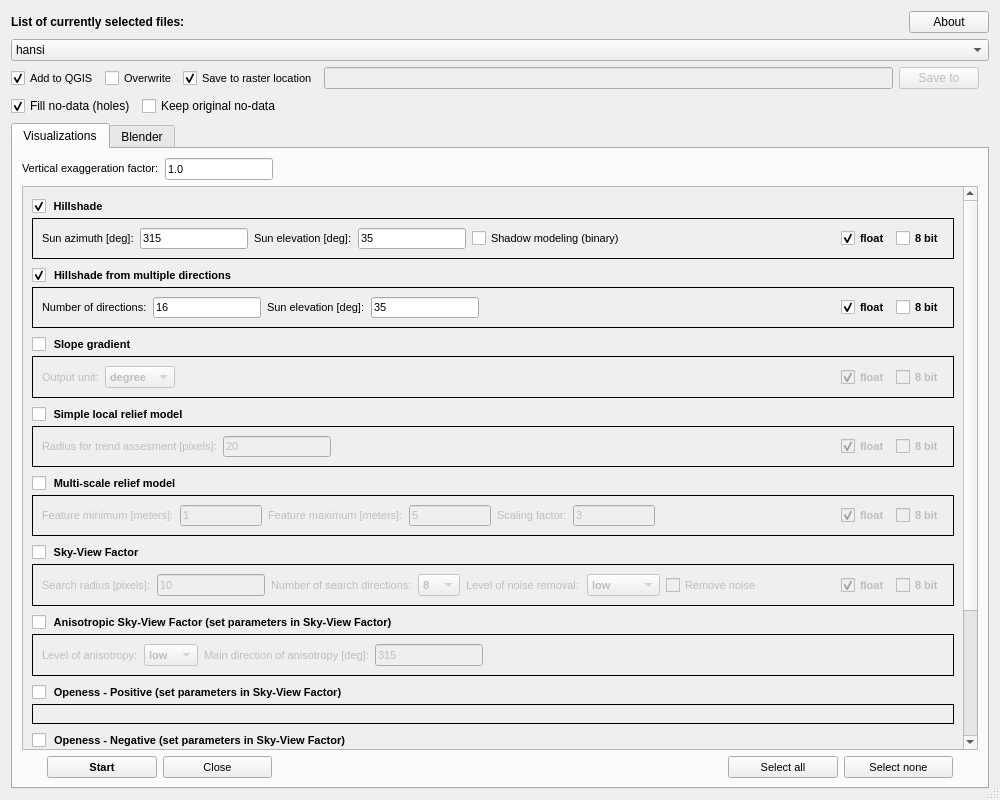
Before: the Qt Designer form qrvt_dialog_base.ui in EarthObservation/rvt-qgis, drawn with Qt 5.
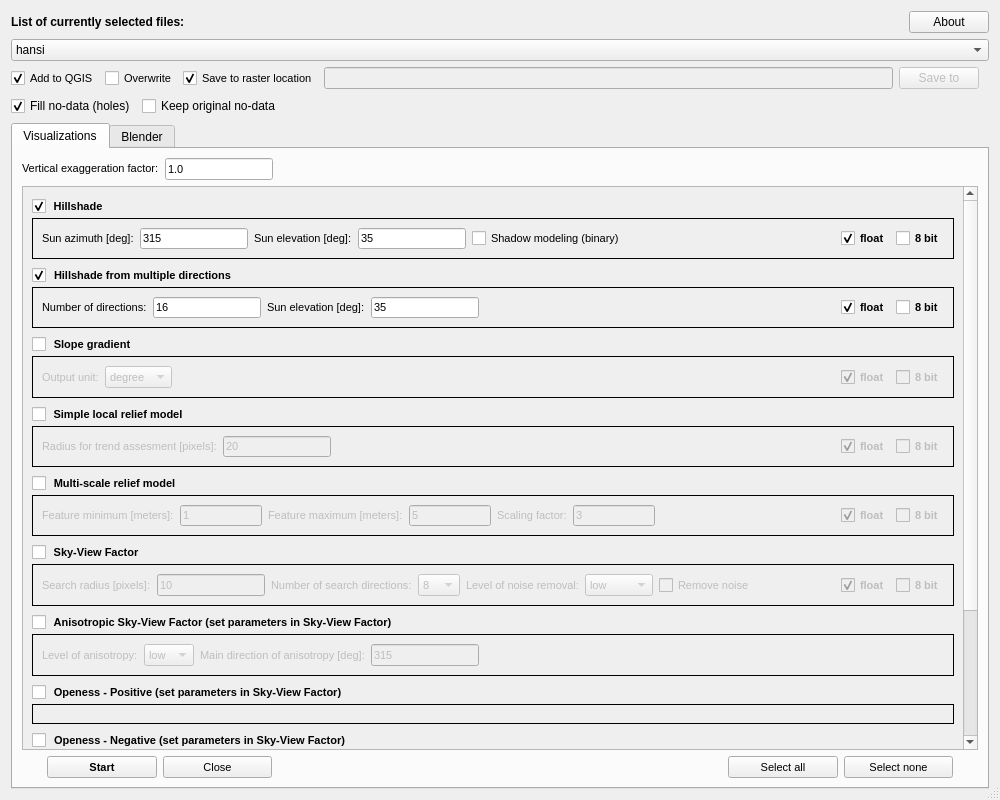
After: the same form once the commit is applied. Custom widgets are drawn as their Qt base class.

What changed in the file:
```diff
--- a/qrvt_dialog_base.ui
+++ b/qrvt_dialog_base.ui
@@ -15,19 +15,7 @@
     <horstretch>0</horstretch>
     <verstretch>0</verstretch>
    </sizepolicy>
-  </property>
-  <property name="minimumSize">
-   <size>
-    <width>0</width>
-    <height>0</height>
-   </size>
-  </property>
-  <property name="maximumSize">
-   <size>
-    <width>16777215</width>
-    <height>16777215</height>
-   </size>
-  </property>
+  </property>  
   <property name="acceptDrops">
    <bool>false</bool>
   </property>
@@ -447,7 +435,7 @@
                 <x>0</x>
                 <y>0</y>
                 <width>935</width>
-                <height>736</height>
+                <height>735</height>
                </rect>
               </property>
               <layout class="QVBoxLayout" name="verticalLayout_14">
@@ -1092,18 +1080,6 @@
                      <verstretch>0</verstretch>
                     </sizepolicy>
                    </property>
-                   <property name="minimumSize">
-                    <size>
-                     <width>0</width>
-                     <height>0</height>
-                    </size>
-                   </property>
-                   <property name="maximumSize">
-                    <size>
-                     <width>16777215</width>
-                     <height>16777215</height>
-                    </size>
-                   </property>
                    <property name="font">
                     <font>
                      <pointsize>8</pointsize>
@@ -1169,21 +1145,11 @@
                           <verstretch>0</verstretch>
                          </sizepolicy>
                         </property>
-                        <property name="minimumSize">
-                         <size>
-                          <width>0</width>
-                          <height>0</height>
-                         </size>
-                        </property>
-                        <property name="maximumSize">
-                         <size>
-                          <width>16777215</width>
-                          <height>16777215</height>
-                         </size>
-                        </property>
                         <property name="font">
                          <font>
                           <pointsize>8</pointsize>
+                          <weight>50</weight>
+                          <bold>false</bold>
                          </font>
                         </property>
                         <property name="accessibleDescription">
@@ -1773,18 +1739,6 @@
                      <verstretch>0</verstretch>
                     </sizepolicy>
                    </property>
-                   <property name="minimumSize">
-                    <size>
-                     <width>0</width>
-                     <height>0</height>
-                    </size>
-                   </property>
-                   <property name="maximumSize">
-                    <size>
-                     <width>16777215</width>
-                     <height>16777215</height>
-                    </size>
-                   </property>
                    <property name="font">
                     <font>
                      <pointsize>8</pointsize>
@@ -1935,21 +1889,11 @@
                           <verstretch>0</verstretch>
                          </sizepolicy>
                         </property>
-                        <property name="minimumSize">
-                         <size>
-                          <width>0</width>
-                          <height>0</height>
-                         </size>
-                        </property>
-                        <property name="maximumSize">
-                         <size>
-                          <width>16777215</width>
-                          <height>16777215</height>
-                         </size>
-                        </property>
                         <property name="font">
                          <font>
                           <pointsize>8</pointsize>
+                          <weight>50</weight>
+                          <bold>false</bold>
                          </font>
                         </property>
                         <property name="accessibleDescription">
@@ -1983,18 +1927,6 @@
                           <verstretch>0</verstretch>
                          </sizepolicy>
                         </property>
-                        <property name="minimumSize">
-                         <size>
-                          <width>115</width>
-                          <height>20</height>
-                         </size>
-                        </property>
-                        <property name="maximumSize">
-                         <size>
-                          <width>16777215</width>
-                          <height>16777215</height>
-                         </size>
-                        </property>
                         <property name="font">
                          <font>
                           <pointsize>8</pointsize>
@@ -2015,21 +1947,11 @@
                           <verstretch>0</verstretch>
                          </sizepolicy>
                         </property>
-                        <property name="minimumSize">
-                         <size>
-                          <width>0</width>
-                          <height>0</height>
-                         </size>
-                        </property>
-                        <property name="maximumSize">
-                         <size>
-                          <width>16777215</width>
-                          <height>16777215</height>
-                         </size>
-                        </property>
                         <property name="font">
                          <font>
                           <pointsize>8</pointsize>
+                          <weight>50</weight>
+                          <bold>false</bold>
                          </font>
                         </property>
                         <property name="accessibleDescription">
@@ -2060,18 +1982,6 @@
                           <verstretch>0</verstretch>
                          </sizepolicy>
                         </property>
-                        <property name="minimumSize">
-                         <size>
-                          <width>0</width>
-                          <height>0</height>
-                         </size>
-                        </property>
-                        <property name="maximumSize">
-                         <size>
-                          <width>16777215</width>
-                          <height>16777215</height>
-                         </size>
-                        </property>
                         <property name="font">
                          <font>
                           <pointsize>8</pointsize>
@@ -2186,18 +2096,6 @@
                      <verstretch>0</verstretch>
                     </sizepolicy>
                    </property>
-                   <property name="minimumSize">
-                    <size>
-                     <width>0</width>
-                     <height>0</height>
-                    </size>
-                   </property>
-                   <property name="maximumSize">
-                    <size>
-                     <width>16777215</width>
-                     <height>16777215</height>
-                    </size>
-                   </property>
                    <property name="font">
                     <font>
                      <pointsize>8</pointsize>
@@ -2263,21 +2161,11 @@
                           <verstretch>0</verstretch>
                          </sizepolicy>
                         </property>
-                        <property name="minimumSize">
-                         <size>
-                          <width>0</width>
-                          <height>0</height>
-                         </size>
-                        </property>
-                        <property name="maximumSize">
-                         <size>
-                          <width>16777215</width>
-                          <height>16777215</height>
-                         </size>
-                        </property>
                         <property name="font">
                          <font>
                           <pointsize>8</pointsize>
+                          <weight>50</weight>
+                          <bold>false</bold>
                          </font>
                         </property>
                         <property name="accessibleDescription">
@@ -2303,18 +2191,6 @@
                           <verstretch>0</verstretch>
                          </sizepolicy>
                         </property>
-                        <property name="minimumSize">
-                         <size>
-                          <width>0</width>
-                          <height>0</height>
-                         </size>
-                        </property>
-                        <property name="maximumSize">
-                         <size>
-                          <width>16777215</width>
-                          <height>16777215</height>
-                         </size>
-                        </property>
                         <property name="font">
                          <font>
                           <pointsize>8</pointsize>
@@ -2335,18 +2211,6 @@
                           <verstretch>0</verstretch>
                          </sizepolicy>
                         </property>
-                        <property name="minimumSize">
-                         <size>
-                          <width>0</width>
-                          <height>0</height>
-                         </size>
-                        </property>
-                        <property name="maximumSize">
-                         <size>
-                          <width>16777215</width>
-                          <height>16777215</height>
-                         </size>
-                        </property>
                         <property name="font">
                          <font>
                           <pointsize>8</pointsize>
```
Left out of the diff: 1162 changed lines with no effect on the pictures.
